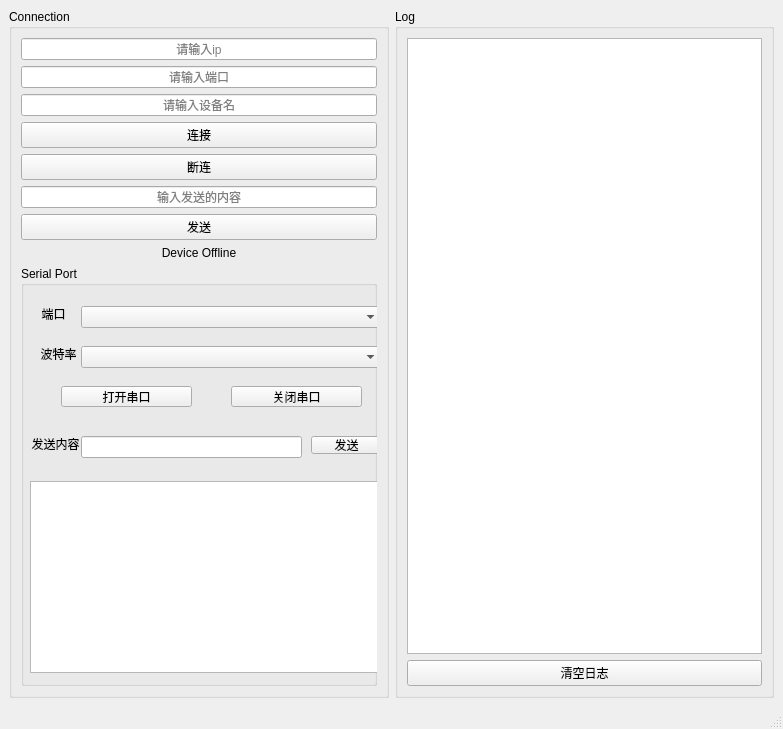
This is mainwindow.ui in alanniko1265-ai/QtPractice as Qt 5 draws it before an edit. The edited form follows.
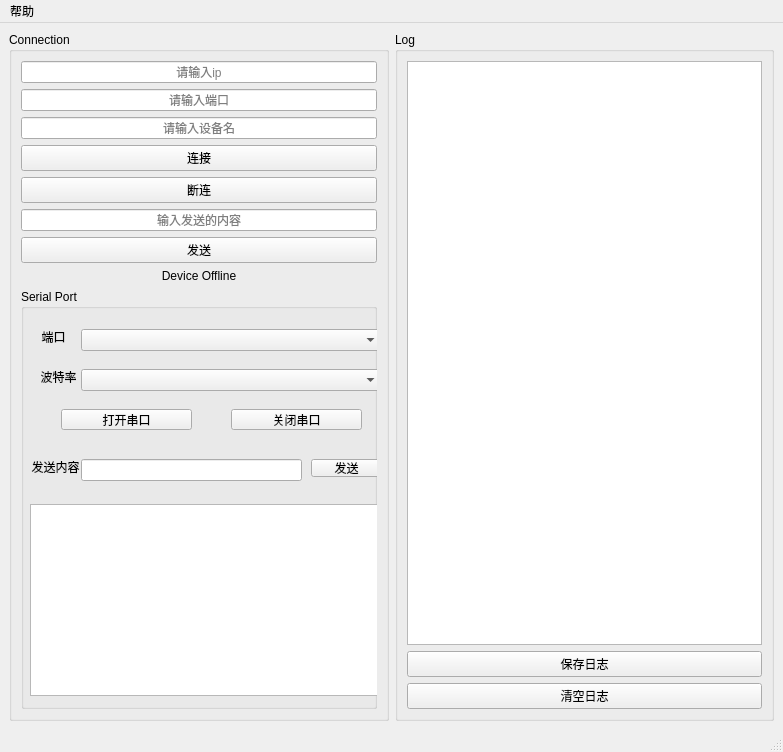
This is the edited form.

Commit message: Update connect panel UI and logic

```diff
--- a/mainwindow.ui
+++ b/mainwindow.ui
@@ -7,7 +7,7 @@
     <x>0</x>
     <y>0</y>
     <width>783</width>
-    <height>670</height>
+    <height>689</height>
    </rect>
   </property>
   <property name="windowTitle">
@@ -293,8 +293,21 @@
          </property>
         </widget>
        </item>
+       <item>
+        <widget class="QPushButton" name="btnSaveLog">
+         <property name="text">
+          <string>保存日志</string>
+         </property>
+        </widget>
+       </item>
        <item>
         <widget class="QPushButton" name="btnClearLog">
+         <property name="maximumSize">
+          <size>
+           <width>400</width>
+           <height>16777215</height>
+          </size>
+         </property>
          <property name="text">
           <string>清空日志</string>
          </property>
@@ -314,6 +327,13 @@
      <height>17</height>
     </rect>
    </property>
+   <widget class="QMenu" name="btnBang">
+    <property name="title">
+     <string>帮助</string>
+    </property>
+    <addaction name="btnAbout"/>
+   </widget>
+   <addaction name="btnBang"/>
   </widget>
   <widget class="QStatusBar" name="statusbar"/>
  </widget>
```
Left out of the diff: 5 changed lines with no effect on the pictures. The commit also changes 2 other files.
